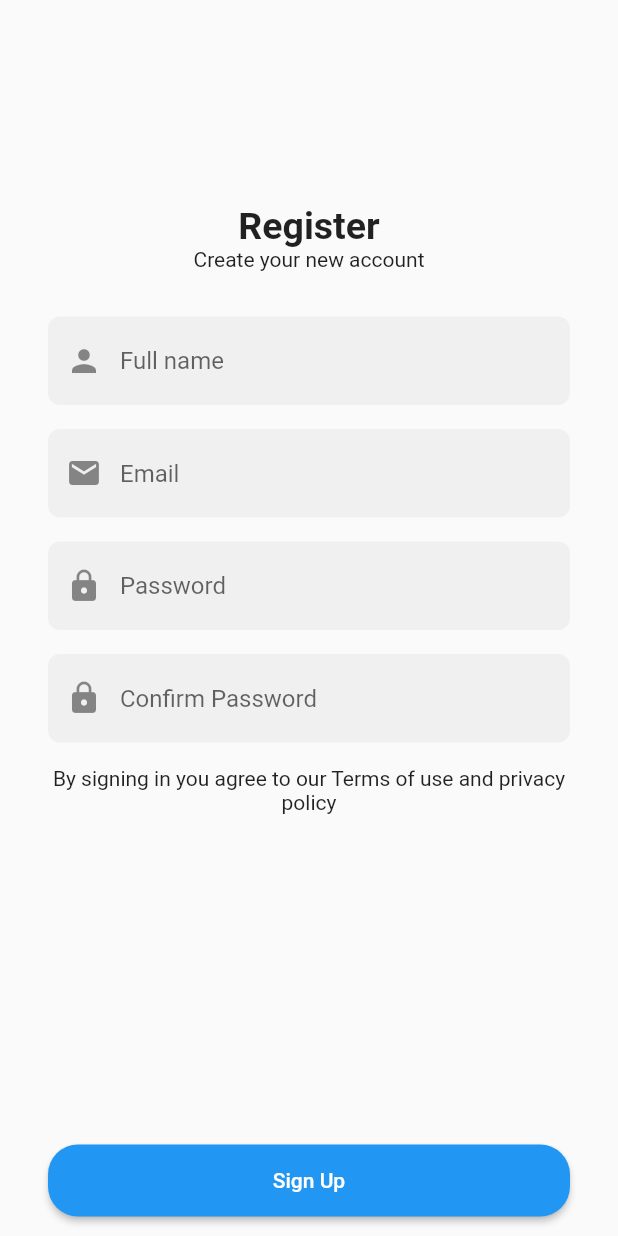
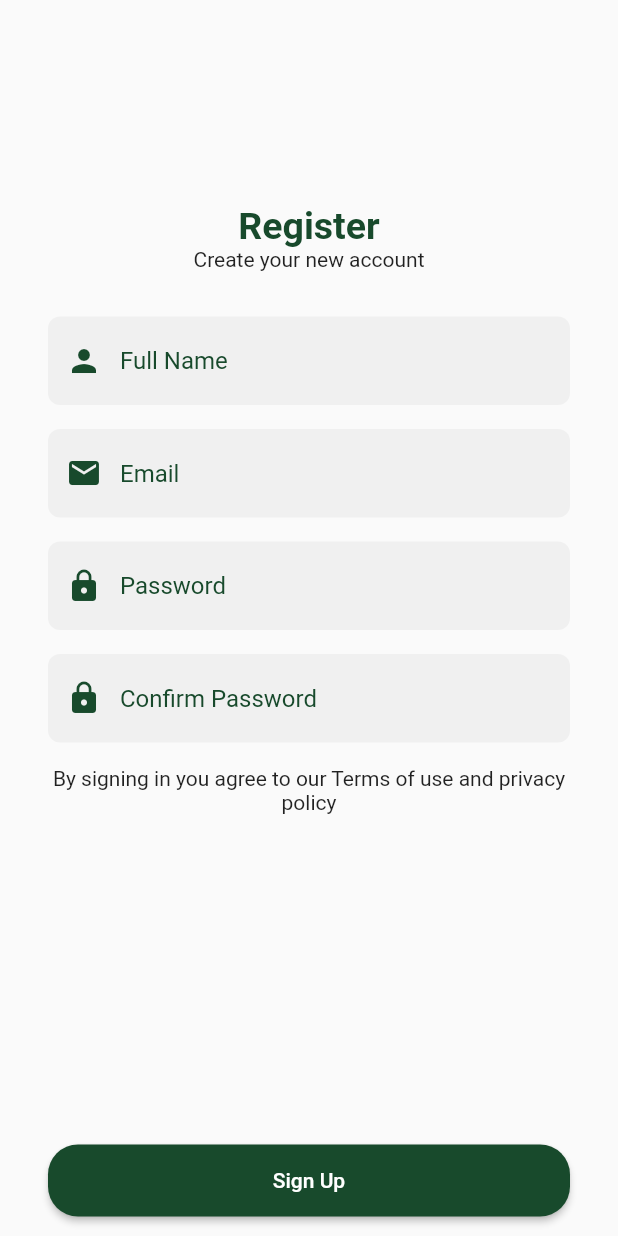
Before and after one commit to hmzaak/PlantStore-fultter, a Flutter app: the screen it shows after launch, on a phone screen of 412 x 824 dp. Run offline on Flutter 3.47's test engine with Material 2 defaults, Android fonts, the phone set to English and light mode, and no system bars.

Commit message:
code refactored a little

```diff
--- /dev/null
+++ b/lib/ui/custom_widgets/signup_page_widgets/signup_form.dart
@@ -0,0 +1,56 @@
+import 'package:flutter/material.dart';
+
+// Widget builder function for TextFormFields.
+Widget buildTextFormField(
+  String hintText,
+  IconData icon, {
+  bool obscureText = false,
+}) {
+  return TextFormField(
+    decoration: InputDecoration(
+      hintText: hintText,
+      hintStyle: const TextStyle(
+        color: Color(0xff184A2C),
+      ),
+      filled: true,
+      prefixIcon: Icon(
+        icon,
+        color: const Color(0xff184A2C),
+      ),
+      border: OutlineInputBorder(
+        borderRadius: BorderRadius.circular(8),
+        borderSide: BorderSide.none,
+      ),
+    ),
+    obscureText: obscureText,
+    cursorColor: const Color(0xff184A2C),
+  );
+}
+
+class SignUpForm extends StatelessWidget {
+  const SignUpForm({Key? key}) : super(key: key);
+
+  @override
+  Widget build(BuildContext context) {
+    return Form(
+      child: Column(
+        children: [
+          Wrap(
+            runSpacing: 16,
+            children: [
+              buildTextFormField('Full Name', Icons.person),
+              buildTextFormField('Email', Icons.email),
+              buildTextFormField('Password', Icons.lock, obscureText: true),
+              buildTextFormField('Confirm Password', Icons.lock,
+                  obscureText: true),
+              const Text(
+                'By signing in you agree to our Terms of use and privacy policy',
+                textAlign: TextAlign.center,
+              ),
+            ],
+          ),
+        ],
+      ),
+    );
+  }
+}
--- a/lib/ui/screens/signup/signup_page.dart
+++ b/lib/ui/screens/signup/signup_page.dart
@@ -1,4 +1,5 @@
 import 'package:flutter/material.dart';
+import 'package:plantstore/ui/custom_widgets/signup_page_widgets/signup_form.dart';
 
 class SignUpPage extends StatelessWidget {
   const SignUpPage({Key? key}) : super(key: key);
@@ -10,10 +11,9 @@ class SignUpPage extends StatelessWidget {
         child: Padding(
           padding: const EdgeInsets.symmetric(horizontal: 32, vertical: 16),
           child: Column(
-            // mainAxisAlignment: MainAxisAlignment.center,
             children: [
               textSection,
-              registerFormSection,
+              const SignUpForm(),
               const SizedBox(height: 220),
               signUpButtonSection,
             ],
@@ -36,69 +36,10 @@ Widget textSection = Padding(
         style: TextStyle(
           fontSize: 25,
           fontWeight: FontWeight.bold,
+          color: Color(0xff184A2C),
         ),
       ),
       Text('Create your new account'),
-    ],
-  ),
-);
-
-Form registerFormSection = Form(
-  child: Column(
-    children: [
-      Wrap(
-        runSpacing: 16,
-        children: [
-          TextFormField(
-            decoration: InputDecoration(
-              hintText: 'Full name',
-              filled: true,
-              prefixIcon: const Icon(Icons.person),
-              border: OutlineInputBorder(
-                borderRadius: BorderRadius.circular(8),
-                borderSide: BorderSide.none,
-              ),
-            ),
-          ),
-          TextFormField(
-            decoration: InputDecoration(
-              hintText: 'Email',
-              filled: true,
-              prefixIcon: const Icon(Icons.email),
-              border: OutlineInputBorder(
-                borderRadius: BorderRadius.circular(8),
-                borderSide: BorderSide.none,
-              ),
-            ),
-          ),
-          TextFormField(
-            decoration: InputDecoration(
-              hintText: 'Password',
-              filled: true,
-              prefixIcon: const Icon(Icons.lock),
-              border: OutlineInputBorder(
-                borderRadius: BorderRadius.circular(8),
-                borderSide: BorderSide.none,
-              ),
-            ),
-          ),
-          TextFormField(
-            decoration: InputDecoration(
-              hintText: 'Confirm Password',
-              filled: true,
-              prefixIcon: const Icon(Icons.lock),
-              border: OutlineInputBorder(
-                borderRadius: BorderRadius.circular(8),
-                borderSide: BorderSide.none,
-              ),
-            ),
-          ),
-          const Text(
-            'By signing in you agree to our Terms of use and privacy policy',
-            textAlign: TextAlign.center,
-          ),
-        ],
-      ),
     ],
   ),
 );
@@ -113,6 +54,7 @@ Widget signUpButtonSection = Column(
             borderRadius: BorderRadius.circular(20),
           ),
           padding: const EdgeInsets.all(16),
+          backgroundColor: const Color(0xff184A2C),
         ),
         onPressed: () {},
         child: const Text('Sign Up'),
@@ -124,7 +66,12 @@ Widget signUpButtonSection = Column(
         const Text('Already have an account?'),
         TextButton(
           onPressed: () {},
-          child: const Text('Login'),
+          child: const Text(
+            'Login',
+            style: TextStyle(
+              color: Color(0xff184A2C),
+            ),
+          ),
         )
       ],
     ),
```
Also changed, not shown: lib/ui/screens/login/login_page.dart (added).
